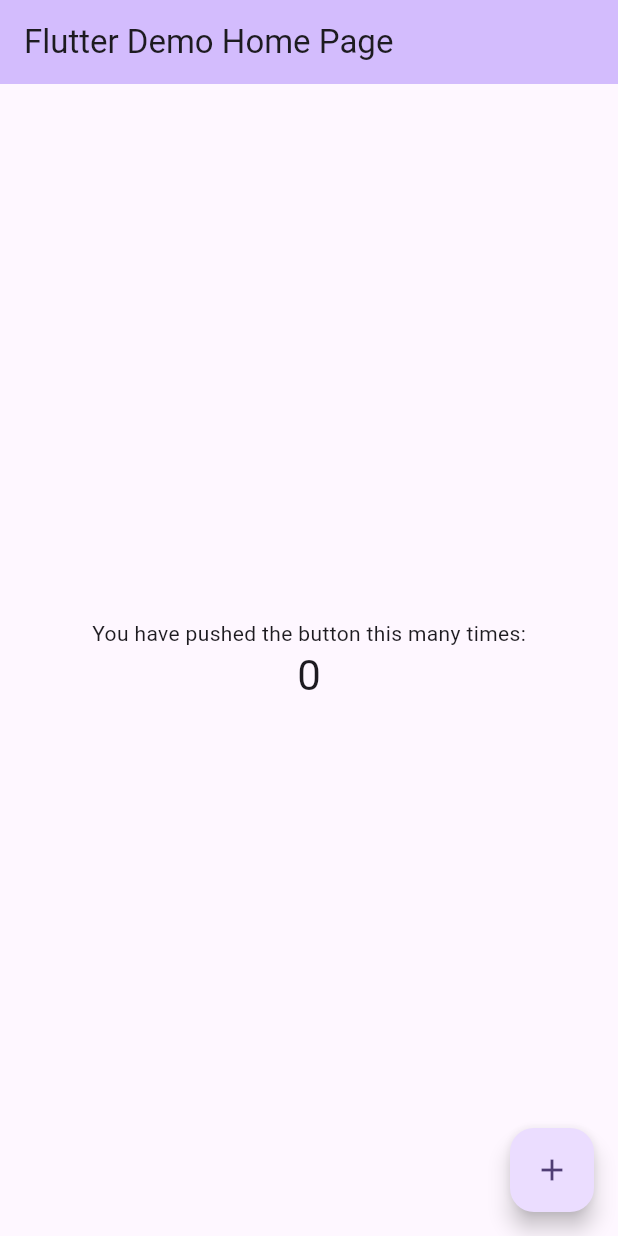
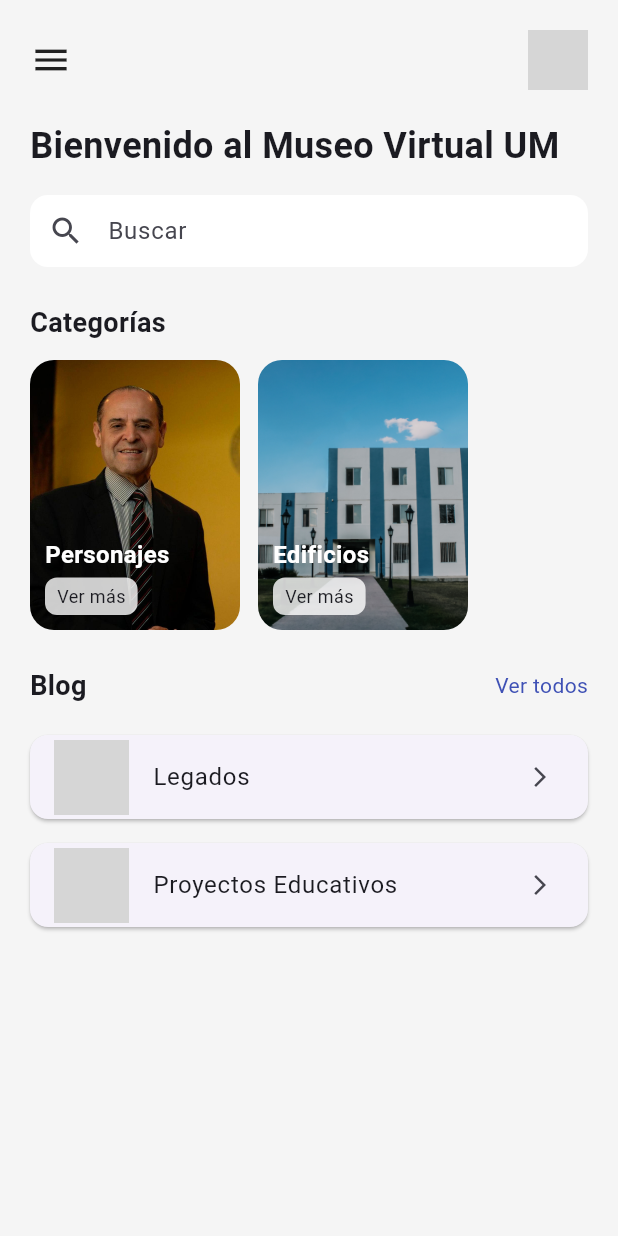
Before and after one commit to XarisP28/appMuseo, a Flutter app: the screen it shows after launch, on a phone screen of 412 x 824 dp. Run offline on Flutter 3.47's test engine with Material 3 defaults, Android fonts, the phone set to English and light mode, and no system bars; grey boxes are pictures that could not be loaded.

Commit message:
agregacion de homepage e imagenes

```diff
--- a/museoumapp/lib/main.dart
+++ b/museoumapp/lib/main.dart
@@ -1,122 +1,22 @@
 import 'package:flutter/material.dart';
+import 'screens/home_page.dart';
 
 void main() {
-  runApp(const MyApp());
+  runApp(const MuseoApp());
 }
 
-class MyApp extends StatelessWidget {
-  const MyApp({super.key});
+class MuseoApp extends StatelessWidget {
+  const MuseoApp({super.key});
 
-  // This widget is the root of your application.
   @override
   Widget build(BuildContext context) {
     return MaterialApp(
-      title: 'Flutter Demo',
+      title: 'Museo Universitario',
       theme: ThemeData(
-        // This is the theme of your application.
-        //
-        // TRY THIS: Try running your application with "flutter run". You'll see
-        // the application has a purple toolbar. Then, without quitting the app,
-        // try changing the seedColor in the colorScheme below to Colors.green
-        // and then invoke "hot reload" (save your changes or press the "hot
-        // reload" button in a Flutter-supported IDE, or press "r" if you used
-        // the command line to start the app).
-        //
-        // Notice that the counter didn't reset back to zero; the application
-        // state is not lost during the reload. To reset the state, use hot
-        // restart instead.
-        //
-        // This works for code too, not just values: Most code changes can be
-        // tested with just a hot reload.
-        colorScheme: ColorScheme.fromSeed(seedColor: Colors.deepPurple),
+        colorScheme: ColorScheme.fromSeed(seedColor: Colors.indigo),
+        useMaterial3: true,
       ),
-      home: const MyHomePage(title: 'Flutter Demo Home Page'),
+      home: HomePage(),
     );
   }
 }
-
-class MyHomePage extends StatefulWidget {
-  const MyHomePage({super.key, required this.title});
-
-  // This widget is the home page of your application. It is stateful, meaning
-  // that it has a State object (defined below) that contains fields that affect
-  // how it looks.
-
-  // This class is the configuration for the state. It holds the values (in this
-  // case the title) provided by the parent (in this case the App widget) and
-  // used by the build method of the State. Fields in a Widget subclass are
-  // always marked "final".
-
-  final String title;
-
-  @override
-  State<MyHomePage> createState() => _MyHomePageState();
-}
-
-class _MyHomePageState extends State<MyHomePage> {
-  int _counter = 0;
-
-  void _incrementCounter() {
-    setState(() {
-      // This call to setState tells the Flutter framework that something has
-      // changed in this State, which causes it to rerun the build method below
-      // so that the display can reflect the updated values. If we changed
-      // _counter without calling setState(), then the build method would not be
-      // called again, and so nothing would appear to happen.
-      _counter++;
-    });
-  }
-
-  @override
-  Widget build(BuildContext context) {
-    // This method is rerun every time setState is called, for instance as done
-    // by the _incrementCounter method above.
-    //
-    // The Flutter framework has been optimized to make rerunning build methods
-    // fast, so that you can just rebuild anything that needs updating rather
-    // than having to individually change instances of widgets.
-    return Scaffold(
-      appBar: AppBar(
-        // TRY THIS: Try changing the color here to a specific color (to
-        // Colors.amber, perhaps?) and trigger a hot reload to see the AppBar
-        // change color while the other colors stay the same.
-        backgroundColor: Theme.of(context).colorScheme.inversePrimary,
-        // Here we take the value from the MyHomePage object that was created by
-        // the App.build method, and use it to set our appbar title.
-        title: Text(widget.title),
-      ),
-      body: Center(
-        // Center is a layout widget. It takes a single child and positions it
-        // in the middle of the parent.
-        child: Column(
-          // Column is also a layout widget. It takes a list of children and
-          // arranges them vertically. By default, it sizes itself to fit its
-          // children horizontally, and tries to be as tall as its parent.
-          //
-          // Column has various properties to control how it sizes itself and
-          // how it positions its children. Here we use mainAxisAlignment to
-          // center the children vertically; the main axis here is the vertical
-          // axis because Columns are vertical (the cross axis would be
-          // horizontal).
-          //
-          // TRY THIS: Invoke "debug painting" (choose the "Toggle Debug Paint"
-          // action in the IDE, or press "p" in the console), to see the
-          // wireframe for each widget.
-          mainAxisAlignment: MainAxisAlignment.center,
-          children: <Widget>[
-            const Text('You have pushed the button this many times:'),
-            Text(
-              '$_counter',
-              style: Theme.of(context).textTheme.headlineMedium,
-            ),
-          ],
-        ),
-      ),
-      floatingActionButton: FloatingActionButton(
-        onPressed: _incrementCounter,
-        tooltip: 'Increment',
-        child: const Icon(Icons.add),
-      ), // This trailing comma makes auto-formatting nicer for build methods.
-    );
-  }
-}
--- /dev/null
+++ b/museoumapp/lib/screens/home_page.dart
@@ -0,0 +1,152 @@
+import 'package:flutter/material.dart';
+
+class HomePage extends StatelessWidget {
+  const HomePage({super.key});
+
+  @override
+  Widget build(BuildContext context) {
+    return Scaffold(
+      backgroundColor: Colors.grey[100],
+      body: SafeArea(
+        child: SingleChildScrollView(
+          padding: const EdgeInsets.all(20),
+          child: Column(
+            crossAxisAlignment: CrossAxisAlignment.start,
+            children: [
+              // Perfil y menú
+              Row(
+                mainAxisAlignment: MainAxisAlignment.spaceBetween,
+                children: [
+                  const Icon(Icons.menu, size: 28),
+                  const CircleAvatar(
+                    backgroundImage: AssetImage('assets/perfil.jpg'), // Imagen de perfil
+                    radius: 20,
+                  ),
+                ],
+              ),
+              const SizedBox(height: 20),
+
+              // Título
+              const Text(
+                'Bienvenido al Museo Virtual UM',
+                style: TextStyle(fontSize: 24, fontWeight: FontWeight.bold),
+              ),
+              const SizedBox(height: 16),
+
+              // Buscador
+              TextField(
+                decoration: InputDecoration(
+                  hintText: 'Buscar',
+                  prefixIcon: const Icon(Icons.search),
+                  filled: true,
+                  fillColor: Colors.white,
+                  contentPadding: const EdgeInsets.symmetric(vertical: 0, horizontal: 16),
+                  border: OutlineInputBorder(
+                    borderRadius: BorderRadius.circular(12),
+                    borderSide: BorderSide.none,
+                  ),
+                ),
+              ),
+              const SizedBox(height: 24),
+
+              // Categorías
+              const Text(
+                'Categorías',
+                style: TextStyle(fontSize: 18, fontWeight: FontWeight.bold),
+              ),
+              const SizedBox(height: 12),
+              SizedBox(
+                height: 180,
+                child: ListView(
+                  scrollDirection: Axis.horizontal,
+                  children: [
+                    _buildCategoryCard(
+                      imagePath: 'assets/ismaelCastillo.jpg',
+                      title: 'Personajes',
+                      onTap: () {},
+                    ),
+                    const SizedBox(width: 12),
+                    _buildCategoryCard(
+                      imagePath: 'assets/Dormi3.jpg',
+                      title: 'Edificios',
+                      onTap: () {},
+                    ),
+                  ],
+                ),
+              ),
+              const SizedBox(height: 24),
+
+              // Blog
+              Row(
+                mainAxisAlignment: MainAxisAlignment.spaceBetween,
+                children: const [
+                  Text('Blog', style: TextStyle(fontSize: 18, fontWeight: FontWeight.bold)),
+                  Text('Ver todos', style: TextStyle(color: Colors.indigo)),
+                ],
+              ),
+              const SizedBox(height: 12),
+              _buildBlogItem('Legados', 'assets/legado.png'),
+              _buildBlogItem('Proyectos Educativos', 'assets/proyectos.png'),
+            ],
+          ),
+        ),
+      ),
+    );
+  }
+
+  Widget _buildCategoryCard({required String imagePath, required String title, required VoidCallback onTap}) {
+    return GestureDetector(
+      onTap: onTap,
+      child: Container(
+        width: 140,
+        decoration: BoxDecoration(
+          borderRadius: BorderRadius.circular(16),
+          image: DecorationImage(image: AssetImage(imagePath), fit: BoxFit.cover),
+        ),
+        child: Stack(
+          children: [
+            Positioned(
+              left: 10,
+              bottom: 10,
+              child: Column(
+                crossAxisAlignment: CrossAxisAlignment.start,
+                children: [
+                  Text(title,
+                      style: const TextStyle(
+                        color: Colors.white,
+                        fontSize: 16,
+                        fontWeight: FontWeight.bold,
+                      )),
+                  Container(
+                    margin: const EdgeInsets.only(top: 4),
+                    padding: const EdgeInsets.symmetric(horizontal: 8, vertical: 4),
+                    decoration: BoxDecoration(
+                      color: Colors.white.withOpacity(0.8),
+                      borderRadius: BorderRadius.circular(8),
+                    ),
+                    child: const Text(
+                      'Ver más',
+                      style: TextStyle(fontSize: 12),
+                    ),
+                  ),
+                ],
+              ),
+            )
+          ],
+        ),
+      ),
+    );
+  }
+
+  Widget _buildBlogItem(String title, String imagePath) {
+    return Card(
+      margin: const EdgeInsets.symmetric(vertical: 8),
+      child: ListTile(
+        leading: Image.asset(imagePath, width: 50, fit: BoxFit.cover),
+        title: Text(title),
+        trailing: const Icon(Icons.arrow_forward_ios, size: 16),
+        onTap: () {},
+      ),
+    );
+  }
+}
--- a/museoumapp/pubspec.yaml
+++ b/museoumapp/pubspec.yaml
@@ -58,8 +58,9 @@ flutter:
   uses-material-design: true
 
   # To add assets to your application, add an assets section, like this:
-  # assets:
-  #   - images/a_dot_burr.jpeg
+  assets:
+    - assets/ismaelCastillo.jpg
+    - assets/Dormi3.jpg
   #   - images/a_dot_ham.jpeg
 
   # An image asset can refer to one or more resolution-specific "variants", see
```
Also changed, not shown: museoumapp/assets/Dormi3.jpg (added), museoumapp/assets/ismaelCastillo.jpg (added), 1 other file.
